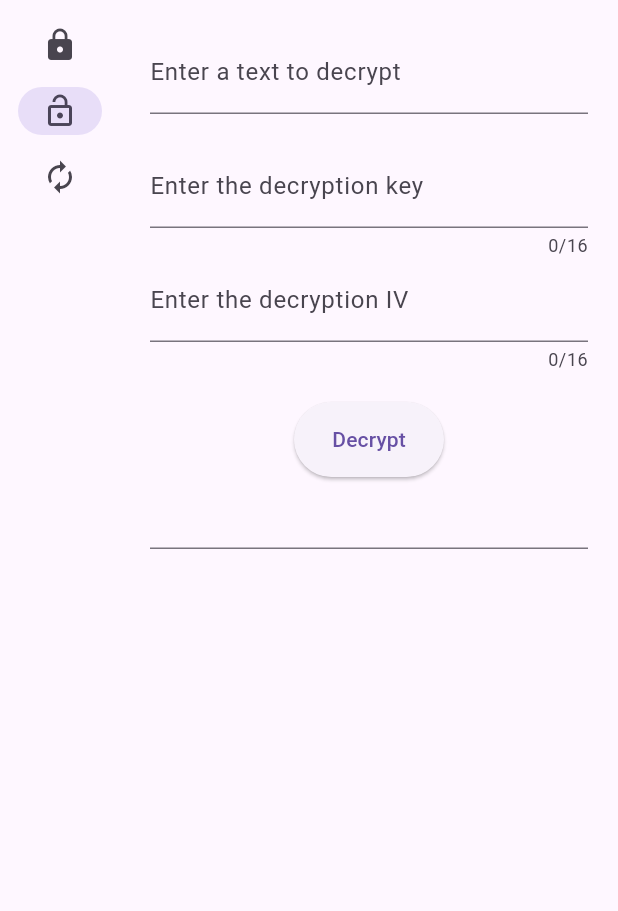
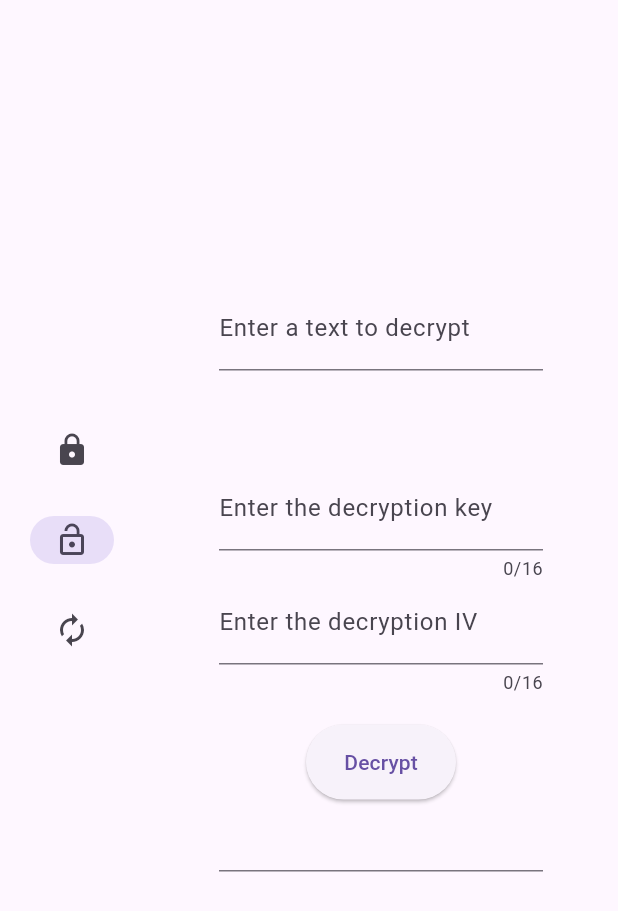
Before and after one commit to willotavio/enc-flutter, a Flutter app: the screen it shows after launch, after a tap on "Decryption", on a phone screen of 412 x 824 dp. Shown: the top 911 px of the screen. Run offline on Flutter 3.47's test engine with Material 3 defaults, Android fonts, the phone set to English and light mode, and no system bars; missing offline and left inert: pointycastle.

Commit message:
Adjust details in encryption and decryption screens layout

```diff
--- a/lib/main.dart
+++ b/lib/main.dart
@@ -51,20 +51,27 @@ class _HomePageState extends State<HomePage> {
         return Scaffold(
           body: Row(
             children: [
-              SafeArea(
+              Center(
+                child: Container(
+                  height: 300,
+                  child: SafeArea(
                     child: NavigationRail(
+                      extended: constraints.maxWidth >= 600,
                       destinations: [
                         NavigationRailDestination(
                           icon: Icon(Icons.lock),
-                      label: Text("Encrypt"),
+                          label: Text("Encryption"),
+                          padding: EdgeInsets.all(8),
                         ),
                         NavigationRailDestination(
                           icon: Icon(Icons.lock_open),
                           label: Text("Decryption"),
+                          padding: EdgeInsets.all(8),
                         ),
                         NavigationRailDestination(
                           icon: Icon(Icons.autorenew),
-                      label: Text("Reencryption")
+                          label: Text("Reencryption"),
+                          padding: EdgeInsets.all(8),
                         ),
                       ],
                       selectedIndex: selectedIndex,
@@ -75,8 +82,13 @@ class _HomePageState extends State<HomePage> {
                       },
                     ),
                   ),
+                ),
+              ),
               Expanded(
+                child: Container(
+                  color: Theme.of(context).colorScheme.primaryContainer,
                   child: page,
+                ),
               ),
             ],
           ),
--- a/lib/screens/decryption_screen.dart
+++ b/lib/screens/decryption_screen.dart
@@ -42,21 +42,26 @@ class DecryptionScreen extends StatelessWidget{
     }
 
     return Scaffold(
-      body: SingleChildScrollView(
-        child: Center(
+      body: Center(
+        child: SingleChildScrollView(
           child: Padding(
-            padding: const EdgeInsets.all(20.0),
+            padding: const EdgeInsets.all(50.0),
             child: Form(
               key: _formKey,
               child: Column(
                 children: [
-                  TextFormField(
+                  SingleChildScrollView(
+                    child: Container(
+                      height: 100,
+                      child: TextFormField(
                         controller: _textToDecryptController,
                         validator: _validateTextToDecrypt,
                         decoration: InputDecoration(
                           labelText: "Enter a text to decrypt",
                         ),
                         maxLines: null,
+                      ),
+                    ),
                   ),
                   SizedBox(height: 20),
                   TextFormField(
@@ -89,10 +94,15 @@ class DecryptionScreen extends StatelessWidget{
                       fixedSize: Size(100,50),
                     ),
                   ),
-                  TextField(
+                  SingleChildScrollView(
+                    child: Container(
+                      height: 100,
+                      child: TextField(
                         controller: _decryptedTextResult,
                         readOnly: true,
                         maxLines: null,
+                      ),
+                    ),
                   ),
                 ],
               ),
--- a/lib/screens/encryption_screen.dart
+++ b/lib/screens/encryption_screen.dart
@@ -43,21 +43,26 @@ class EncryptionScreen extends StatelessWidget{
     }
 
     return Scaffold(
-      body: SingleChildScrollView(
-        child: Center(
+      body: Center(
+        child: SingleChildScrollView(
           child: Padding(
-            padding: const EdgeInsets.all(20.0),
+            padding: const EdgeInsets.all(50.0),
             child: Form(
               key: _formKey,
               child: Column(
                 children: [
-                  TextFormField(
+                  SingleChildScrollView(
+                    child: Container(
+                      height: 100,
+                      child: TextFormField(
                         controller: _textToEncryptController,
                         validator: _validateTextToEncrypt,
                         decoration: InputDecoration(
                           labelText: "Enter a text to encrypt"
                         ),
                         maxLines: null,
+                      ),
+                    ),
                   ),
                   SizedBox(height: 20),
                   TextFormField(
@@ -90,10 +95,15 @@ class EncryptionScreen extends StatelessWidget{
                     },
                     child: Text("Encrypt"),
                   ),
-                  TextField(
+                  SingleChildScrollView(
+                    child: Container(
+                      height: 100,
+                      child: TextField(
                         controller: _encryptedTextResult,
                         readOnly: true,
                         maxLines: null,
+                      ),
+                    ),
                   ),
                 ],
               ),
```
Lines whose indentation alone changed are shown as unchanged.
